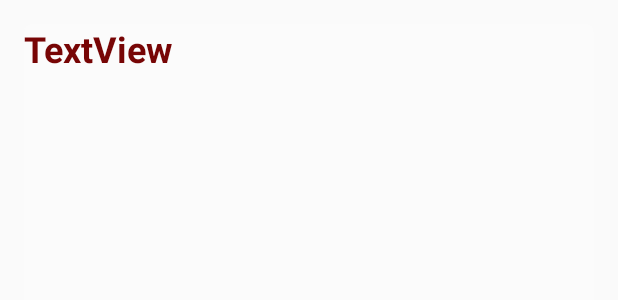
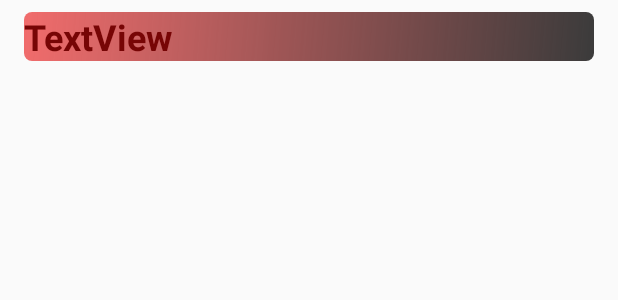
Before and after one commit to dpessoto/MyHeroes, an Android app: the layout adapter_lista.xml on its own in the app's theme, with its tools: preview values and no code run, on a phone screen of 412 x 824 dp. Shown: the top 300 px of the screen. Run offline under Robolectric (Android 15) with nearby library versions, the phone set to English and light mode, and no system bars.

```diff
--- a/app/build.gradle
+++ b/app/build.gradle
@@ -49,5 +49,7 @@ dependencies {
     //retrofit
     implementation 'com.squareup.retrofit2:retrofit:2.9.0'
     implementation 'com.squareup.retrofit2:converter-gson:2.9.0'
+
+    //picasso
     implementation 'com.squareup.picasso:picasso:2.71828'
 }
--- a/app/src/main/AndroidManifest.xml
+++ b/app/src/main/AndroidManifest.xml
@@ -15,8 +15,8 @@
         <activity android:name=".activity.DetalhesActivity" />
         <activity android:name=".activity.CadastroActivity" />
         <activity android:name=".activity.MainActivity" />
-        <activity android:name=".activity.LoginActivity"/>
-            <activity android:name=".activity.SliderActivity" android:theme="@style/Theme.Intro">
+
+            <activity android:name=".activity.LoginActivity">
             <intent-filter>
                 <action android:name="android.intent.action.MAIN" />
 
--- a/app/src/main/java/pessoto/android/myheroes/activity/DetalhesActivity.java
+++ b/app/src/main/java/pessoto/android/myheroes/activity/DetalhesActivity.java
@@ -45,7 +45,7 @@ public class DetalhesActivity extends AppCompatActivity {
     }
 
     private void inicializarComponentes() {
-        textNomePersonagem = findViewById(R.id.textNomePersonagemDetalhes);
+        textNomePersonagem = findViewById(R.id.textNomePersonagem);
         textDescricao = findViewById(R.id.textDescricaoDetalhes);
         imagePersonagem = findViewById(R.id.imagePersonagemDetalhes);
     }
--- /dev/null
+++ b/app/src/main/res/drawable/background_caixa_texto3.xml
@@ -0,0 +1,10 @@
+<?xml version="1.0" encoding="utf-8"?>
+<shape xmlns:android="http://schemas.android.com/apk/res/android"
+    android:shape="rectangle">
+    <gradient
+        android:angle="135"
+        android:endColor="#f16c6c"
+        android:startColor="#C3000000"></gradient>
+   <!-- <solid android:color="#65770505"></solid> -->
+    <corners android:radius="5dp"></corners>
+</shape>
--- a/app/src/main/res/layout/activity_detalhes.xml
+++ b/app/src/main/res/layout/activity_detalhes.xml
@@ -34,7 +34,7 @@
                 app:srcCompat="@drawable/ajimez_vino_blanco_2018" />
 
             <TextView
-                android:id="@+id/textNomePersonagemDetalhes"
+                android:id="@+id/textNomePersonagem"
                 android:layout_width="match_parent"
                 android:layout_height="wrap_content"
                 android:layout_marginStart="20dp"
--- a/app/src/main/res/layout/activity_main.xml
+++ b/app/src/main/res/layout/activity_main.xml
@@ -4,7 +4,7 @@
     xmlns:tools="http://schemas.android.com/tools"
     android:layout_width="match_parent"
     android:layout_height="match_parent"
-    android:background="@drawable/backgroud_degrade"
+    android:background="@drawable/backgroud_degrade2"
     tools:context=".activity.MainActivity">
 
     <androidx.recyclerview.widget.RecyclerView
--- a/app/src/main/res/layout/adapter_lista.xml
+++ b/app/src/main/res/layout/adapter_lista.xml
@@ -3,8 +3,11 @@
     xmlns:app="http://schemas.android.com/apk/res-auto"
     android:layout_width="match_parent"
     android:layout_height="wrap_content"
-    android:layout_margin="16dp"
-    android:background="@drawable/background_caixa_texto"
+    android:layout_marginStart="16dp"
+    android:layout_marginTop="8dp"
+    android:layout_marginEnd="16dp"
+    android:layout_marginBottom="8dp"
+    android:background="@drawable/background_caixa_texto3"
     android:orientation="vertical">
 
     <LinearLayout
@@ -13,7 +16,7 @@
         android:orientation="horizontal">
 
         <TextView
-            android:id="@+id/textNomePersonagemDetalhes"
+            android:id="@+id/textNomePersonagem"
             android:layout_width="match_parent"
             android:layout_height="match_parent"
             android:layout_weight="1"
@@ -27,7 +30,7 @@
     <ImageView
         android:id="@+id/imagePersonagem"
         android:layout_width="match_parent"
-        android:layout_height="200dp"
+        android:layout_height="match_parent"
         android:scaleType="fitXY" />
 
 </LinearLayout>
```
Also changed, not shown: app/src/main/java/pessoto/android/myheroes/activity/MainActivity.java (+13 -4 lines), app/src/main/java/pessoto/android/myheroes/adapter/Adapter.java (+3 -8 lines), app/src/main/res/drawable/backgroud_degrade2.xml (added, +8 -0 lines).
